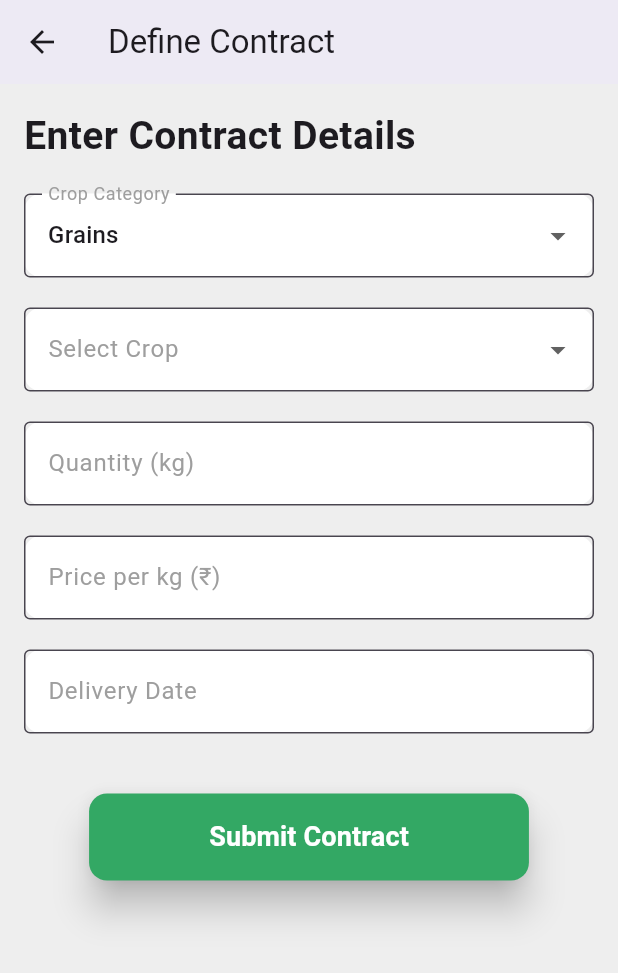
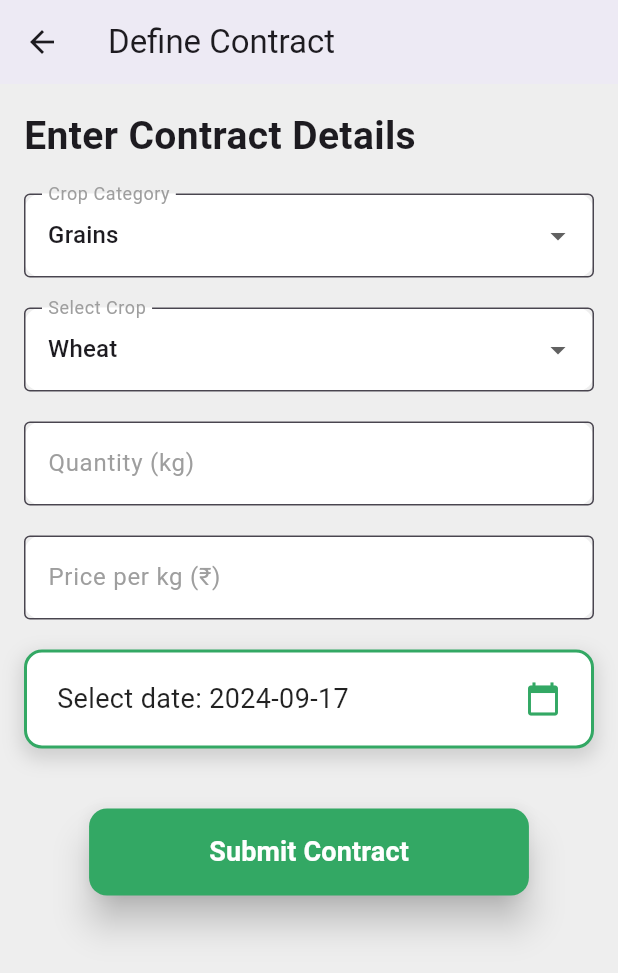
Before and after one commit to mdjamal001/SureCrop., a Flutter app: the ContractForm screen opened by its route, on a phone screen of 412 x 824 dp. Shown: the top 973 px of the screen. Run offline on Flutter 3.47's test engine with Material 3 defaults, Android fonts, the phone set to English and light mode, and no system bars.

```diff
--- a/lib/main.dart
+++ b/lib/main.dart
@@ -18,6 +18,7 @@ class MyApp extends StatelessWidget {
     return MaterialApp(
       title: 'Farmer-Buyer Contract',
       theme: ThemeData(
+        primaryColor: Color(0xFF33A864),
         primarySwatch: Colors.green,
         visualDensity: VisualDensity.adaptivePlatformDensity,
       ),
--- a/lib/screens/buyer_home_page.dart
+++ b/lib/screens/buyer_home_page.dart
@@ -70,10 +70,7 @@
       appBar: AppBar(
         elevation: 0,
         backgroundColor: Colors.white,
-        leading: IconButton(
-          icon: Icon(Icons.menu, color: Colors.green.shade800),
-          onPressed: () {},
-        ),
+        automaticallyImplyLeading: false,
         title: Image.asset('assets/app_logo.png', height: 40),
         actions: [
           IconButton(
--- a/lib/screens/create_contract.dart
+++ b/lib/screens/create_contract.dart
@@ -16,13 +16,40 @@ class _ContractFormState extends State<ContractForm> {
   String _price = '';
   String _deliveryDate = '';
 
-  List<String> cropCategories = ['Grains', 'Vegetables', 'Fruits', 'Spices'];
+  DateTime _selectedDate = DateTime.now();
+
+  List<String> cropCategories = ['Grains', 'Vegetables', 'Fruits', 'Spices', 'Livestock', 'Aquaculture', 'Medicinal', 'Fibers', 'Beverages', 'Dairy','Oilseeds', 'Nuts',];
+
   Map<String, List<String>> cropOptions = {
-    'Grains': ['Wheat', 'Rice', 'Barley'],
-    'Vegetables': ['Potato', 'Tomato', 'Carrot'],
-    'Fruits': ['Mango', 'Apple', 'Banana'],
-    'Spices': ['Chili', 'Turmeric', 'Coriander']
+    'Grains': ['Wheat', 'Rice', 'Barley', 'Oats', 'Corn', 'Sorghum', 'Millet', 'Rye', 'Quinoa', 'Buckwheat'],
+    'Vegetables': ['Potato', 'Tomato', 'Carrot', 'Broccoli', 'Spinach', 'Cucumber', 'Pepper', 'Onion', 'Cauliflower', 'Lettuce'],
+    'Fruits': ['Mango', 'Apple', 'Banana', 'Orange', 'Grapes', 'Pineapple', 'Strawberry', 'Blueberry', 'Pomegranate', 'Peach'],
+    'Spices': ['Chili', 'Turmeric', 'Coriander', 'Cumin', 'Cardamom', 'Cloves', 'Black Pepper', 'Mustard', 'Ginger', 'Nutmeg'],
+    'Livestock': ['Cattle', 'Sheep', 'Goat', 'Pigs', 'Chicken', 'Turkey', 'Duck', 'Horse', 'Rabbit', 'Alpaca'],
+    'Aquaculture': ['Salmon', 'Prawns', 'Catfish', 'Shrimp', 'Oysters', 'Mussels', 'Crab'],
+    'Medicinal': ['Aloe Vera', 'Ginseng', 'Lavender', 'Echinacea', 'Peppermint', 'Ginger', 'Turmeric', 'Chamomile', 'Garlic', 'Valerian Root'],
+    'Fibers': ['Cotton', 'Jute', 'Hemp', 'Flax', 'Silk', 'Wool', 'Bamboo', 'Ramie', 'Kenaf', 'Sisal'],
+    'Beverages': ['Coffee', 'Tea', 'Cocoa', 'Juice', 'Wine', 'Beer', 'Lemonade', 'Smoothie', 'Herbal Tea', 'Soda'],
+    'Dairy': ['Milk', 'Cheese', 'Yogurt', 'Butter', 'Cream', 'Kefir', 'Cottage Cheese', 'Buttermilk', 'Sour Cream', 'Ghee'],
+    'Oilseeds': ['Soybean', 'Sunflower', 'Canola', 'Peanut', 'Flaxseed', 'Sesame', 'Safflower', 'Pumpkin Seed', 'Hemp Seed', 'Mustard Seed'],
+    'Nuts': ['Almond', 'Walnut', 'Cashew', 'Pistachio', 'Hazelnut', 'Brazil Nut', 'Macadamia', 'Pine Nut', 'Chestnut', 'Pecan']
   };
+
+
+  // Function to handle date picker
+  Future<void> _selectDate(BuildContext context) async {
+    final DateTime? pickedDate = await showDatePicker(
+      context: context,
+      initialDate: _selectedDate,
+      firstDate: DateTime(2021),
+      lastDate: DateTime(2030),
+    );
+    if (pickedDate != null && pickedDate != _selectedDate) {
+      setState(() {
+        _selectedDate = pickedDate;
+      });
+    }
+  }
 
   // Function to handle form submission
   void _submitForm() {
@@ -98,16 +125,40 @@ class _ContractFormState extends State<ContractForm> {
                 // Price Text Field
                 _buildTextField(
                   label: 'Price per kg (₹)',
-                  keyboardType: TextInputType.number,
+                  keyboardType: TextInputType.datetime,
                   onSaved: (value) => _price = value!,
                 ),
                 SizedBox(height: 20),
 
-                // Delivery Date Text Field
-                _buildTextField(
-                  label: 'Delivery Date',
-                  keyboardType: TextInputType.datetime,
-                  onSaved: (value) => _deliveryDate = value!,
+                // Delivery Date Picker
+                GestureDetector(
+                  onTap: () => _selectDate(context),
+                  child: Container(
+                    padding: EdgeInsets.symmetric(vertical: 18, horizontal: 20),
+                    decoration: BoxDecoration(
+                      border: Border.all(color: Color(0xFF33A864), width: 2),
+                      borderRadius: BorderRadius.circular(12),
+                      color: Colors.white,
+                      boxShadow: [
+                        BoxShadow(
+                          color: Colors.grey.withOpacity(0.4),
+                          spreadRadius: 2,
+                          blurRadius: 10,
+                          offset: Offset(0, 5),
+                        ),
+                      ],
+                    ),
+                    child: Row(
+                      mainAxisAlignment: MainAxisAlignment.spaceBetween,
+                      children: [
+                        Text(
+                          'Select date: ${_selectedDate.year}-${_selectedDate.month.toString().padLeft(2, '0')}-${_selectedDate.day.toString().padLeft(2, '0')}',
+                          style: TextStyle(fontSize: 18, color: Colors.black87),
+                        ),
+                        Icon(Icons.calendar_today, color: Color(0xFF33A864)),
+                      ],
+                    ),
+                  ),
                 ),
                 SizedBox(height: 40),
 
@@ -141,12 +192,12 @@ class _ContractFormState extends State<ContractForm> {
     );
   }
 
-  // Helper to build dropdowns with consistent styling
   Widget _buildDropdown({
     required String label,
     required String? value,
     required List<String> items,
     required ValueChanged<String?> onChanged,
+    double? dropdownWidth, // Custom width for dropdown menu
   }) {
     return Container(
       decoration: BoxDecoration(
@@ -164,7 +215,7 @@ class _ContractFormState extends State<ContractForm> {
           filled: true,
           fillColor: Colors.transparent,
         ),
-        value: value,
+        value: value ?? items.first, // Set default value if value is null
         items: items.map((String value) {
           return DropdownMenuItem<String>(
             value: value,
@@ -172,6 +223,11 @@ class _ContractFormState extends State<ContractForm> {
           );
         }).toList(),
         onChanged: onChanged,
+        isExpanded:
+            true, // Ensure text doesn't get truncated inside the dropdown
+        menuMaxHeight:
+            200, // Custom max height for the dropdown menu (scrollable)
+        icon: Icon(Icons.arrow_drop_down),
       ),
     );
   }
--- a/lib/screens/seller_home_page.dart
+++ b/lib/screens/seller_home_page.dart
@@ -65,10 +65,7 @@ class HomePage extends StatelessWidget{
       appBar: AppBar(
         elevation: 0,
         backgroundColor: Colors.white,
-        leading: IconButton(
-          icon: Icon(Icons.menu, color: Colors.green.shade800),
-          onPressed: () {},
-        ),
+        automaticallyImplyLeading: false,
         title: Image.asset('assets/app_logo.png', height: 40),
         actions: [
           IconButton(
```
